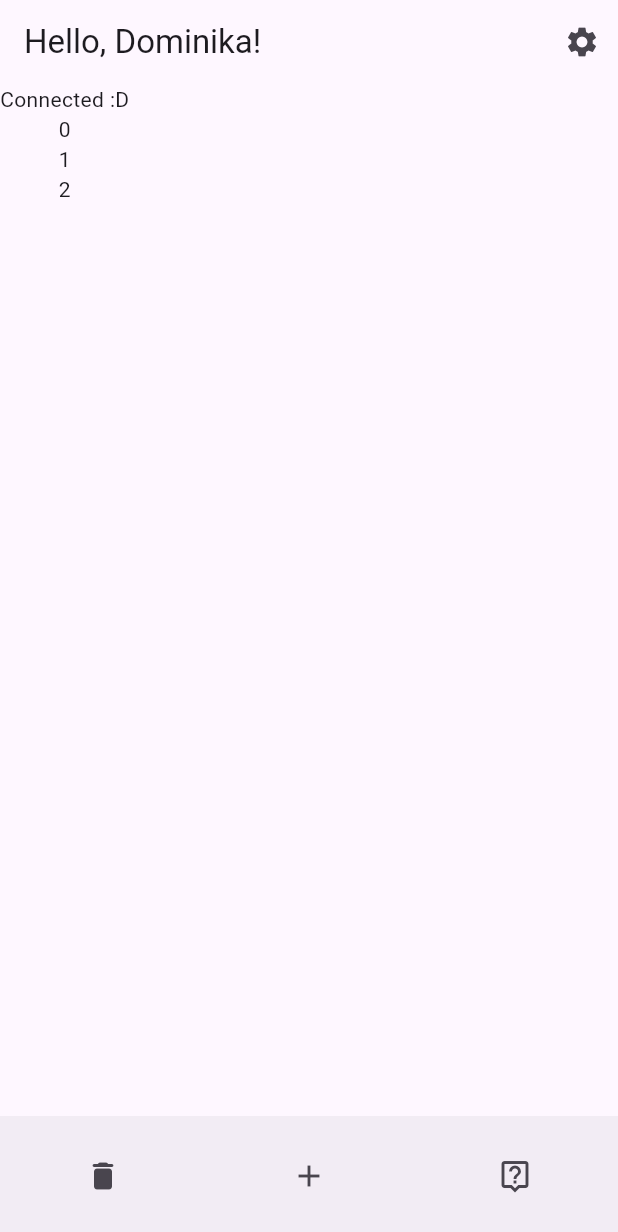
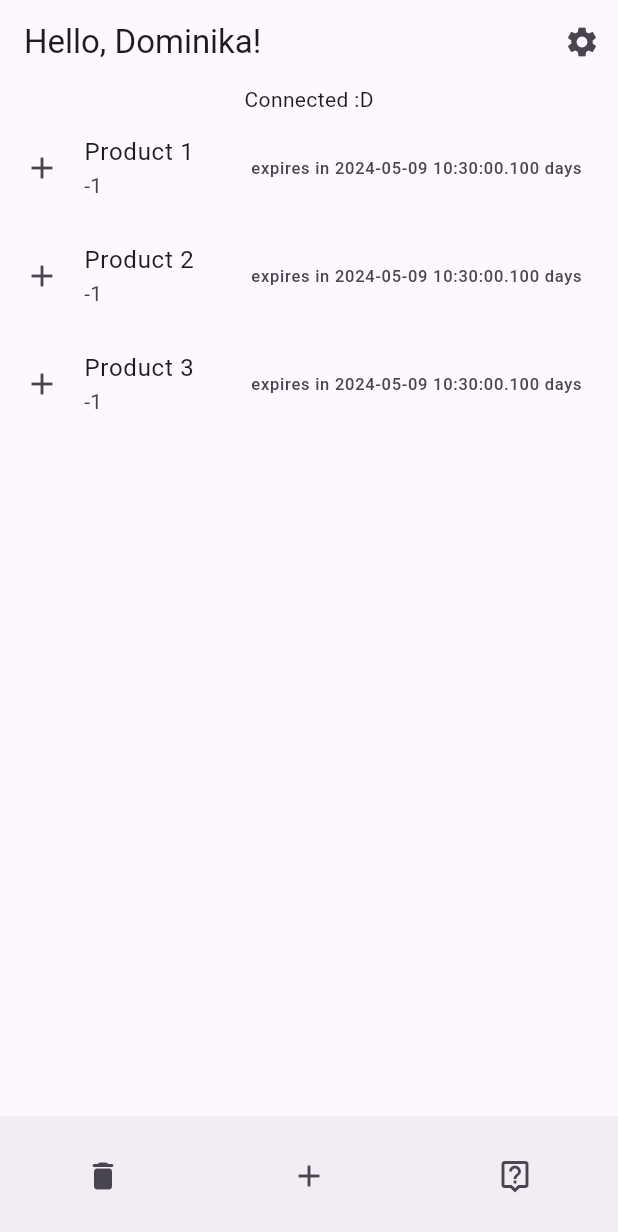
Before and after one commit to do-ko/waste_not, a Flutter app: the screen it shows after launch, on a phone screen of 412 x 824 dp. Shown: the top 1232 px of the screen. Run offline on Flutter 3.47's test engine with Material 3 defaults, Android fonts, the phone set to English and light mode, and no system bars; our stand-ins replace cloud_firestore, firebase_core, flutter_riverpod, image_picker; missing offline and left inert: google_mlkit_text_recognition; accounts and stored records are empty.

Commit message:
nav to product

```diff
--- a/lib/controllers/product.dart
+++ b/lib/controllers/product.dart
@@ -3,11 +3,20 @@ import 'package:flutter/widgets.dart';
 import '../models/product.dart';
 
 class ProductController extends ChangeNotifier {
-  List<Product> getProducts(int userId) {
-    return [];
+  final String productId;
+  Product? product;
+
+  ProductController({required this.productId}) {
+    product = getProduct(productId);
   }
 
-  Product? getProduct(int productId) {
-    return null;
+  Product? getProduct(String productId) {
+    return Product(
+        name: "Product $productId",
+        category: -1,
+        comment: "Hi",
+        expirationDate: DateTime.now(),
+        imageLink: "null",
+        owner: "0");
   }
 }
--- /dev/null
+++ b/lib/controllers/products.dart
@@ -0,0 +1,13 @@
+import 'package:flutter/widgets.dart';
+import 'package:waste_not/controllers/product.dart';
+
+class ProductsController extends ChangeNotifier {
+  List<ProductController> getProducts(String userId) {
+    List<String> productIds = ["1", "2", "3"]; // TODO get from firebase
+    return productIds.map((productId) => getProduct(productId)).toList();
+  }
+
+  ProductController getProduct(String productId) {
+    return ProductController(productId: productId);
+  }
+}
--- a/lib/main.dart
+++ b/lib/main.dart
@@ -1,5 +1,6 @@
 import 'package:flutter/material.dart';
 import 'package:flutter_riverpod/flutter_riverpod.dart';
+import 'package:waste_not/controllers/product.dart';
 import 'package:waste_not/views/add_product.dart';
 import 'package:waste_not/views/edit_account.dart';
 import 'package:waste_not/views/edit_product.dart';
@@ -29,7 +30,8 @@ class WasteNotApp extends ConsumerWidget {
         '/': (context) => const HomeView(),
         '/settings': (context) => const SettingsView(),
         '/account': (context) => const EditAccountView(),
-        '/product': (context) => const ProductView(),
+        '/product': (context) =>
+            ProductView(productController: ProductController(productId: "0")),
         '/product/edit': (context) => const EditProductView(),
         '/product/add': (context) => const AddProductView()
       },
--- a/lib/views/home.dart
+++ b/lib/views/home.dart
@@ -2,6 +2,7 @@ import 'package:firebase_core/firebase_core.dart';
 import 'package:flutter/material.dart';
 import 'package:waste_not/views/shared/product_list.dart';
 
+import '../controllers/products.dart';
 import '../controllers/user.dart';
 import '../firebase_options.dart';
 import '../models/user.dart';
@@ -46,7 +47,7 @@ class _HomeViewState extends State<HomeView> {
               body: SingleChildScrollView(
                   child: Column(children: [
                 Text(firebaseApp == null ? 'Not connected :(' : 'Connected :D'),
-                ProductList(firebaseApp: firebaseApp)
+                ProductList(productsController: ProductsController())
               ])),
               bottomNavigationBar: NavigationBar(destinations: [
                 IconButton(
--- a/lib/views/product.dart
+++ b/lib/views/product.dart
@@ -1,11 +1,32 @@
 import 'package:flutter/material.dart';
 import 'package:flutter_riverpod/flutter_riverpod.dart';
+import 'package:waste_not/controllers/product.dart';
+
+import '../models/product.dart';
 
 class ProductView extends ConsumerWidget {
-  const ProductView({super.key});
+  final ProductController productController;
+  const ProductView({super.key, required this.productController});
 
   @override
   Widget build(BuildContext context, WidgetRef ref) {
-    return const Scaffold(body: Placeholder());
+    ref.watch(ChangeNotifierProvider((ref) => productController));
+    Product? product = productController.product;
+
+    return Scaffold(
+        appBar: AppBar(title: Text("Product")),
+        body: Column(
+          children: [
+            Text("Image link: ${product?.imageLink ?? "[Image link]"}"),
+            Text("Name: ${product?.name ?? "[Name]"}"),
+            Text(
+                "Expiration date: ${product?.imageLink ?? "[Expiration date]"}"),
+            Text("Category: ${product?.category ?? "[Category]"}"),
+            OutlinedButton.icon(
+                onPressed: () => {},
+                label: Text("Remove"),
+                icon: Icon(Icons.remove))
+          ],
+        ));
   }
 }
--- a/lib/views/shared/product_list.dart
+++ b/lib/views/shared/product_list.dart
@@ -1,32 +1,39 @@
-import 'package:firebase_core/firebase_core.dart';
 import 'package:flutter/material.dart';
 import 'package:flutter_riverpod/flutter_riverpod.dart';
+import 'package:waste_not/controllers/product.dart';
+import 'package:waste_not/views/shared/product_tile.dart';
 
-import '../../models/product.dart';
+import '../../controllers/products.dart';
 
 class ProductList extends ConsumerStatefulWidget {
-  final FirebaseApp? firebaseApp;
-  const ProductList({super.key, required this.firebaseApp});
+  final ProductsController productsController;
+  const ProductList({super.key, required this.productsController});
 
   @override
   ConsumerState<ConsumerStatefulWidget> createState() => _ProductListState();
 }
 
 class _ProductListState extends ConsumerState<ProductList> {
-  List<Product> products = [];
+  List<ProductController> products = [];
 
   @override
   void initState() {
     // TODO: implement initState
     // get products from firebase
-    if (widget.firebaseApp != null) {
-      // widget.firebaseApp!.get() OR ProductController.getAll() ?
-    }
     super.initState();
   }
 
   @override
   Widget build(BuildContext context) {
-    return Column(children: List.generate(3, (index) => Text('$index')));
+    ref.watch(ChangeNotifierProvider((ref) => widget.productsController));
+    products =
+        widget.productsController.getProducts("0"); // TODO: use current user id
+
+    return Column(
+        children: List.generate(
+            products.length,
+            (index) =>
+                //Text(index.toString()))); //
+                ProductTile(productController: products[index])));
   }
 }
--- a/lib/views/shared/product_tile.dart
+++ b/lib/views/shared/product_tile.dart
@@ -1,19 +1,50 @@
 import 'package:flutter/material.dart';
+import 'package:flutter_riverpod/flutter_riverpod.dart';
+import 'package:waste_not/views/product.dart';
 
 import '../../controllers/product.dart';
+import '../../models/product.dart';
 
-class ProductTile extends StatefulWidget {
+class ProductTile extends ConsumerStatefulWidget {
   final ProductController productController;
 
   const ProductTile({super.key, required this.productController});
 
   @override
-  State<StatefulWidget> createState() => _ProductTileState();
+  ConsumerState<ConsumerStatefulWidget> createState() => _ProductTileState();
 }
 
-class _ProductTileState extends State<StatefulWidget> {
+class _ProductTileState extends ConsumerState<ProductTile> {
+  Product? product;
+  late bool marked;
+
+  @override
+  void initState() {
+    super.initState();
+    marked = false;
+  }
+
   @override
   Widget build(BuildContext context) {
-    return Text("");
+    ref.watch(ChangeNotifierProvider((ref) => widget.productController));
+    product = widget.productController.product;
+
+    return ListTile(
+      title: Text(product?.name ?? "[Name]"),
+      subtitle: Text(product?.category.toString() ??
+          "[Category]"), // TODO: product category name
+      leading: Icon(marked
+          ? Icons.check_circle_rounded
+          : Icons.add), // TODO: get the right icon
+      trailing: Text(
+          "expires in ${product?.expirationDate ?? "#"} days"), // TODO: expiration date
+      onTap: () => Navigator.of(context).push(MaterialPageRoute(
+          builder: (context) => ProductView(
+                productController: widget.productController,
+              ))),
+      onLongPress: () => setState(() {
+        marked = !marked;
+      }),
+    );
   }
 }
```
